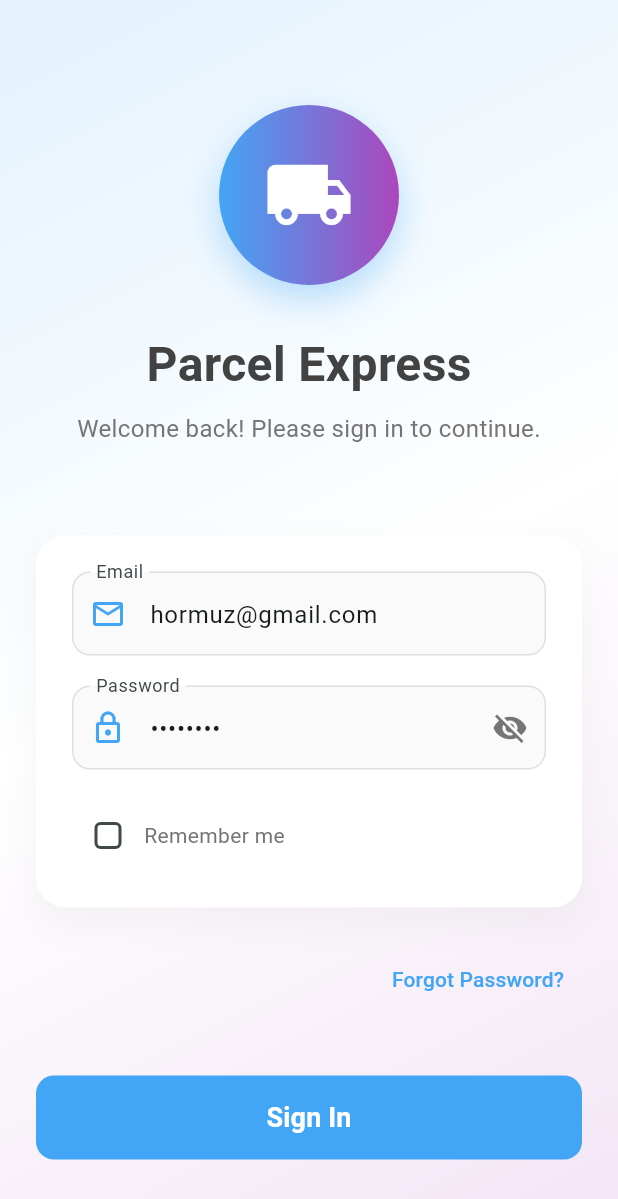
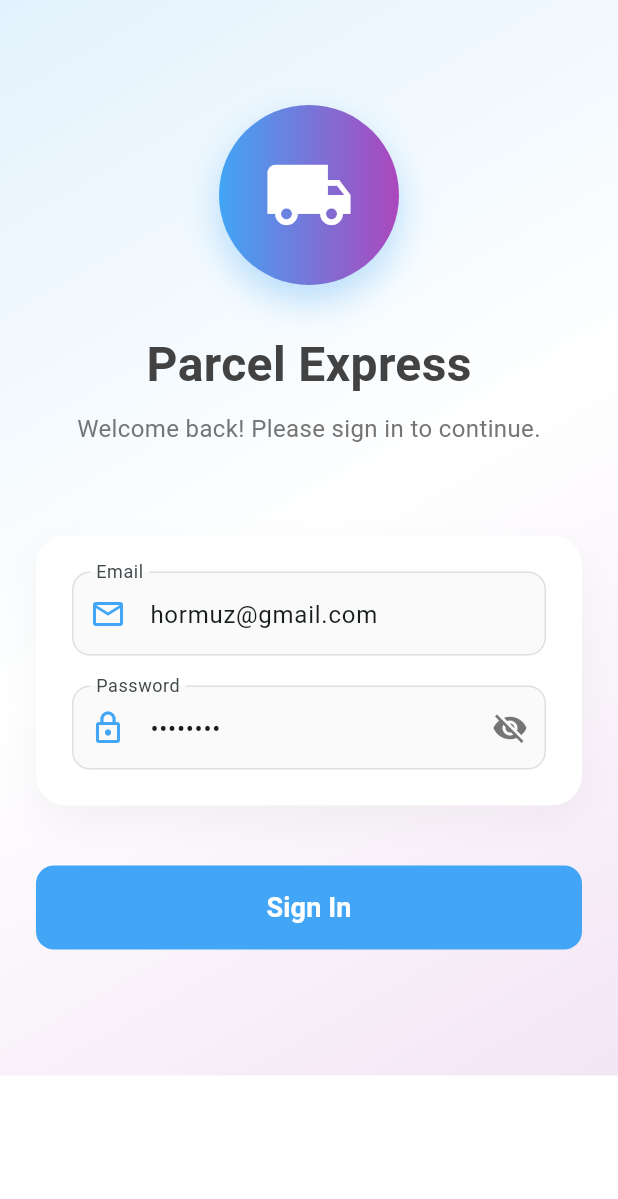
Before and after one commit to itparcelexpress/Client-App, a Flutter app: the screen it shows after launch, on a phone screen of 412 x 824 dp. Shown: the top 1199 px of the screen. Run offline on Flutter 3.47's test engine with Material 3 defaults, Android fonts, the phone set to English and light mode, and no system bars; our stand-ins replace animate_do, bloc, dio, equatable, flutter_bloc, flutter_spinkit and 7 more; missing offline and left inert: mobile_scanner; accounts and stored records are empty; Roboto replaces fonts that are missing (System).

Commit message:
Update app package name and Android release signing configuration
- Changed Android namespace and application ID from `com.example.client_app` to `com.parcelexpress.client_app`
- Added keystore properties loading for release signing in `build.gradle.kts`
- Refactored logout logic in `AuthCubit` and `AuthRepository` to handle API response format and ensure state reset
- Removed unused "Remember Me" and "Forgot Password" UI elements from `LoginPage`
- Restructured `HomePage` floating action button and navigation bar layout
- Added `_performLogout` helper to handle logout flow and navigation to `AuthWrapper`
- Updated Linux `CMakeLists.txt` with new application ID

This prepares the app for release builds and ensures consistent behavior during logout, while modernizing the UI and aligning package identifiers with the production domain.

```diff
--- a/lib/features/auth/data/repositories/auth_repository.dart
+++ b/lib/features/auth/data/repositories/auth_repository.dart
@@ -66,6 +66,8 @@ class AuthRepositoryImpl implements AuthRepository {
       // Clear local data regardless of API response
       await LocalData.logout();
 
+      // Check if the logout was successful based on the new API response format
+      // Expected response: {"message": "Logout Successfull", "success": [], "data": [], "errors": []}
       return response.success;
     } catch (e) {
       // Clear local data even if API call fails
--- a/lib/features/auth/presentation/pages/login_page.dart
+++ b/lib/features/auth/presentation/pages/login_page.dart
@@ -21,7 +21,6 @@ class _LoginPageState extends State<LoginPage> {
   final _passwordController = TextEditingController(text: '12345678');
 
   bool _isPasswordVisible = false;
-  bool _rememberMe = false;
 
   @override
   void dispose() {
@@ -100,13 +99,6 @@ class _LoginPageState extends State<LoginPage> {
                         ),
                       ),
                       _buildLoginForm(context, state),
-                      SizedBox(
-                        height: ResponsiveUtils.getResponsivePadding(
-                          context,
-                          24,
-                        ),
-                      ),
-                      _buildForgotPassword(),
                       SizedBox(
                         height: ResponsiveUtils.getResponsivePadding(
                           context,
@@ -214,10 +206,6 @@ class _LoginPageState extends State<LoginPage> {
                 height: ResponsiveUtils.getResponsivePadding(context, 20),
               ),
               _buildPasswordField(),
-              SizedBox(
-                height: ResponsiveUtils.getResponsivePadding(context, 20),
-              ),
-              _buildRememberMe(),
             ],
           ),
         ),
@@ -304,49 +292,6 @@ class _LoginPageState extends State<LoginPage> {
     );
   }
 
-  Widget _buildRememberMe() {
-    return Row(
-      children: [
-        Checkbox(
-          value: _rememberMe,
-          onChanged: (value) {
-            setState(() {
-              _rememberMe = value ?? false;
-            });
-          },
-          activeColor: Colors.blue.shade400,
-          shape: RoundedRectangleBorder(borderRadius: BorderRadius.circular(4)),
-        ),
-        Text(
-          'Remember me',
-          style: _systemFont(fontSize: 14, color: Colors.grey.shade600),
-        ),
-      ],
-    );
-  }
-
-  Widget _buildForgotPassword() {
-    return FadeInUp(
-      duration: const Duration(milliseconds: 1000),
-      child: Align(
-        alignment: Alignment.centerRight,
-        child: TextButton(
-          onPressed: () {
-            // Handle forgot password
-          },
-          child: Text(
-            'Forgot Password?',
-            style: _systemFont(
-              fontSize: 14,
-              color: Colors.blue.shade400,
-              fontWeight: FontWeight.w500,
-            ),
-          ),
-        ),
-      ),
-    );
-  }
-
   Widget _buildLoginButton(BuildContext context, AuthState state) {
     return FadeInUp(
       duration: const Duration(milliseconds: 1200),
--- a/lib/main.dart
+++ b/lib/main.dart
@@ -54,6 +54,10 @@ class AuthWrapper extends StatelessWidget {
       child: BlocConsumer<AuthCubit, AuthState>(
         listener: (context, state) {
           // Handle state changes if needed
+          if (state is AuthInitial) {
+            // User has been logged out - the builder will automatically show LoginPage
+            // No additional navigation needed since we're already in the AuthWrapper
+          }
         },
         builder: (context, state) {
           if (state is AuthLoading) {
```
Also changed, not shown: lib/features/auth/cubit/auth_cubit.dart (+8 -3 lines), lib/features/auth/presentation/pages/home_page.dart (+65 -42 lines), 4 other files.
